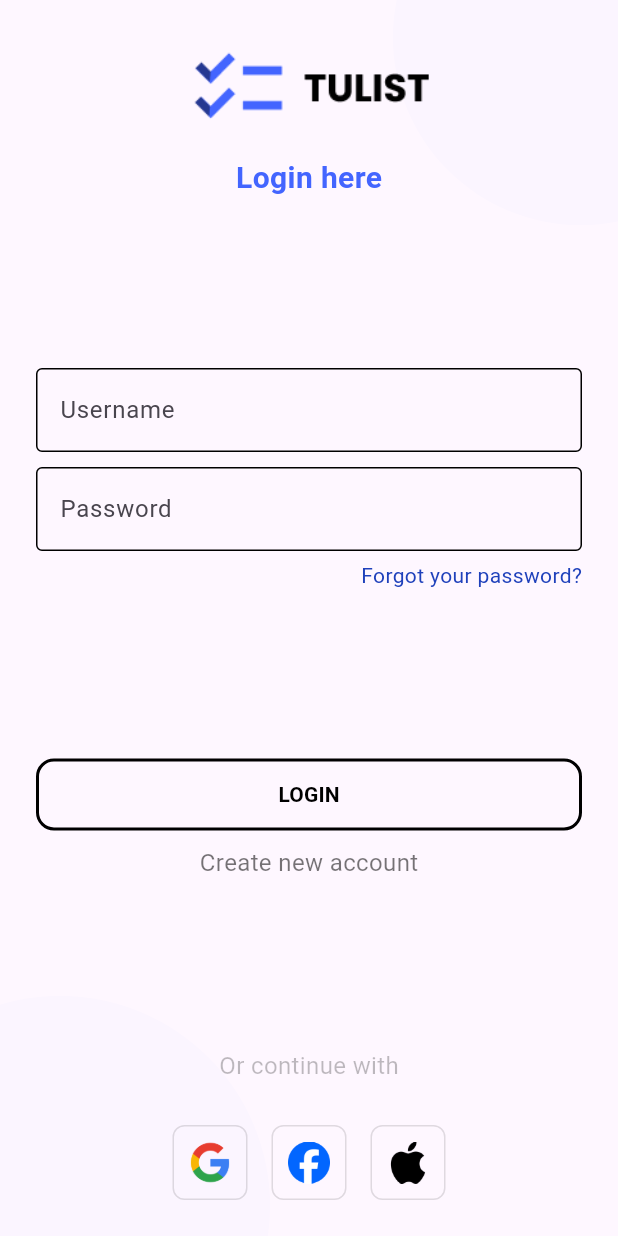
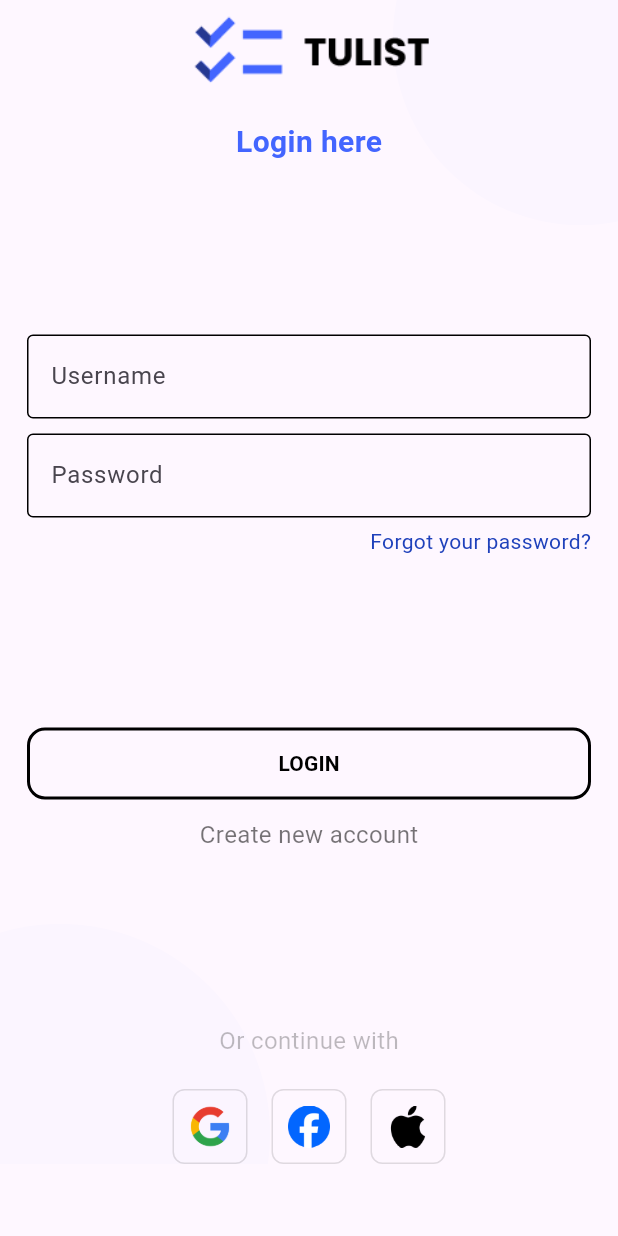
Before and after one commit to Reyhankunlah/TugasFlutterToDoList_22_03, a Flutter app: the screen it shows after launch, on a phone screen of 412 x 824 dp. Run offline on Flutter 3.47's test engine with Material 3 defaults, Android fonts, the phone set to English and light mode, and no system bars; our stand-ins replace get.

Commit message:
save progress

```diff
--- a/lib/Pages/login_page.dart
+++ b/lib/Pages/login_page.dart
@@ -32,30 +32,32 @@ class LoginPage extends StatelessWidget {
               child: _circleBg(280, CustomColor.whiteShadows),
             ),
 
-            // ===== Main content =====
+            // ===== Main content scrollable =====
             Padding(
-              padding: const EdgeInsets.all(24),
+              padding: const EdgeInsets.symmetric(horizontal: 18),
+              child: SingleChildScrollView(
+                child: ConstrainedBox(
+                  constraints: BoxConstraints(
+                    minHeight: MediaQuery.of(context).size.height - 48,
+                  ),
+                  child: IntrinsicHeight(
                     child: Column(
-                mainAxisAlignment: MainAxisAlignment.spaceBetween, // gantinya Spacer
+                      mainAxisAlignment: MainAxisAlignment.spaceBetween,
                       crossAxisAlignment: CrossAxisAlignment.stretch,
                       children: [
                         // ===== Header =====
                         Column(
                           children: [
-                      Row(
-                        mainAxisAlignment: MainAxisAlignment.center,
-                        children: [
-                          Image.asset("assets/tulist_logo.png", height: 70),
-                        ],
+                            Center(
+                              child: Image.asset("assets/tulist_logo.png",
+                                  height: 70),
                             ),
-                      Container(
-                        margin: const EdgeInsets.only(top: 10),
-                        child: CustomText(
+                            const SizedBox(height: 10),
+                            CustomText(
                               myText: 'Login here',
                               fontSize: 20,
                               fontWeight: FontWeight.bold,
                               fontColor: CustomColor.bluePrimary,
-                        ),
                             ),
                           ],
                         ),
@@ -64,25 +66,21 @@ class LoginPage extends StatelessWidget {
                         Column(
                           crossAxisAlignment: CrossAxisAlignment.stretch,
                           children: [
-                      Container(
-                        margin: const EdgeInsets.only(bottom: 10),
-                        child: CustomTextField(
+                            CustomTextField(
                               label: "Username",
                               controller: cLogPage.input1,
                               isNumber: false,
                               borderColor: CustomColor.bluePrimary,
                             ),
-                      ),
-                      Container(
-                        margin: const EdgeInsets.only(bottom: 6),
-                        child: CustomTextField(
+                            const SizedBox(height: 10),
+                            CustomTextField(
                               label: "Password",
                               controller: cLogPage.input2,
                               isPassword: true,
                               isNumber: false,
                               borderColor: CustomColor.bluePrimary,
                             ),
-                      ),
+                            const SizedBox(height: 6),
                             Align(
                               alignment: Alignment.centerRight,
                               child: InkWell(
@@ -102,8 +100,9 @@ class LoginPage extends StatelessWidget {
                           children: [
                             Obx(() {
                               return Container(
+
                                 width: double.infinity,
-                          margin: const EdgeInsets.only(bottom: 10),
+                                margin: const EdgeInsets.only(bottom: 12),
                                 child: CustomButton(
                                   myText: cLogPage.isLoading.value
                                       ? "Processing..."
@@ -127,13 +126,13 @@ class LoginPage extends StatelessWidget {
                         // ===== Continue with =====
                         Column(
                           children: [
+
                             const CustomText(
                               fontColor: CustomColor.elementInactive2,
                               myText: 'Or continue with',
                             ),
-                      Container(
-                        margin: const EdgeInsets.only(top: 12),
-                        child: Row(
+                            const SizedBox(height: 5),
+                            Row(
                               mainAxisAlignment: MainAxisAlignment.center,
                               children: [
                                 _socialButton("assets/google_icon.png"),
@@ -141,10 +140,12 @@ class LoginPage extends StatelessWidget {
                                 _socialButton("assets/apple_icon.png"),
                               ],
                             ),
+                          ],
                         ),
                       ],
                     ),
-                ],
+                  ),
+                ),
               ),
             ),
           ],
```
Lines whose indentation alone changed are shown as unchanged.
